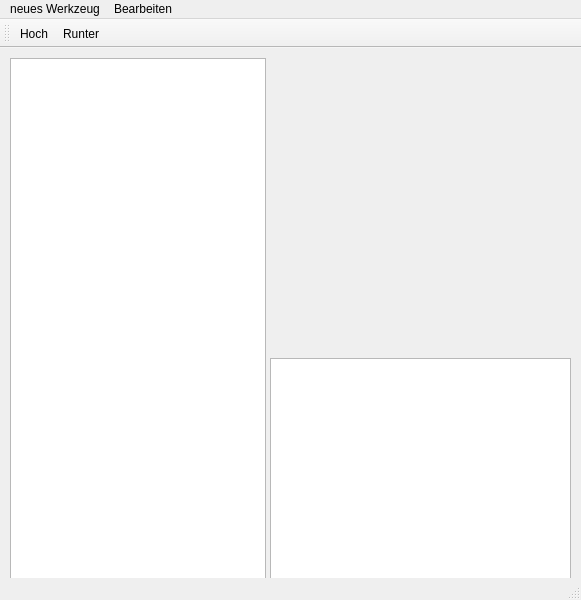
TischlerWilly/postprozessor, file mainwin_wkzmagazin.ui: the form before one commit.
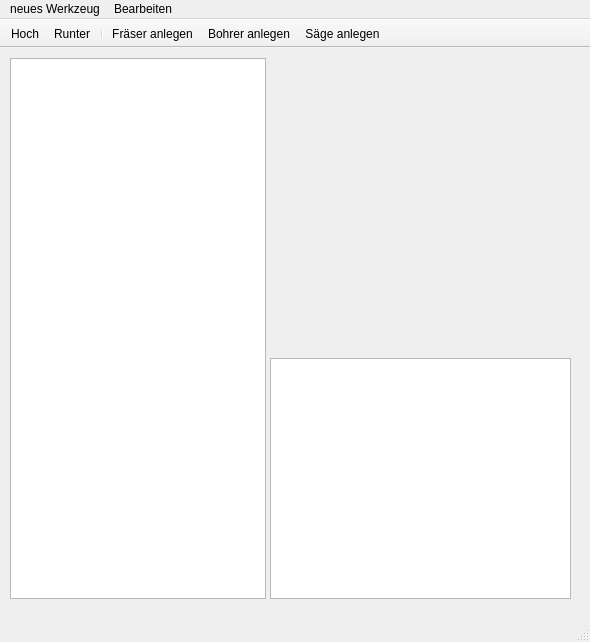
The form after the commit. Icons and pictures are not drawn.

Commit message: icon aktualisiert

```diff
--- a/mainwin_wkzmagazin.ui
+++ b/mainwin_wkzmagazin.ui
@@ -6,8 +6,8 @@
    <rect>
     <x>0</x>
     <y>0</y>
-    <width>581</width>
-    <height>600</height>
+    <width>590</width>
+    <height>642</height>
    </rect>
   </property>
   <property name="windowTitle">
@@ -40,7 +40,7 @@
     <rect>
      <x>0</x>
      <y>0</y>
-     <width>581</width>
+     <width>590</width>
      <height>21</height>
     </rect>
    </property>
@@ -68,6 +68,15 @@
    <property name="windowTitle">
     <string>toolBar</string>
    </property>
+   <property name="movable">
+    <bool>false</bool>
+   </property>
+   <property name="iconSize">
+    <size>
+     <width>35</width>
+     <height>35</height>
+    </size>
+   </property>
    <attribute name="toolBarArea">
     <enum>TopToolBarArea</enum>
    </attribute>
@@ -76,6 +85,10 @@
    </attribute>
    <addaction name="actionHoch"/>
    <addaction name="actionRunter"/>
+   <addaction name="separator"/>
+   <addaction name="actionFraeser_anlegen"/>
+   <addaction name="actionBohrer_anlegen"/>
+   <addaction name="actionSaege_anlegen"/>
   </widget>
   <action name="actionFraeser_anlegen">
    <property name="text">
```
Left out of the diff: 4 changed lines with no effect on the pictures. The commit also changes 4 other files.
